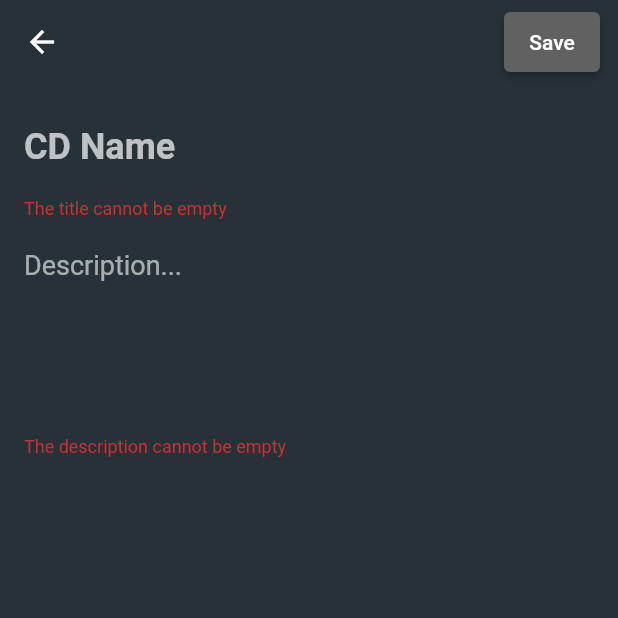
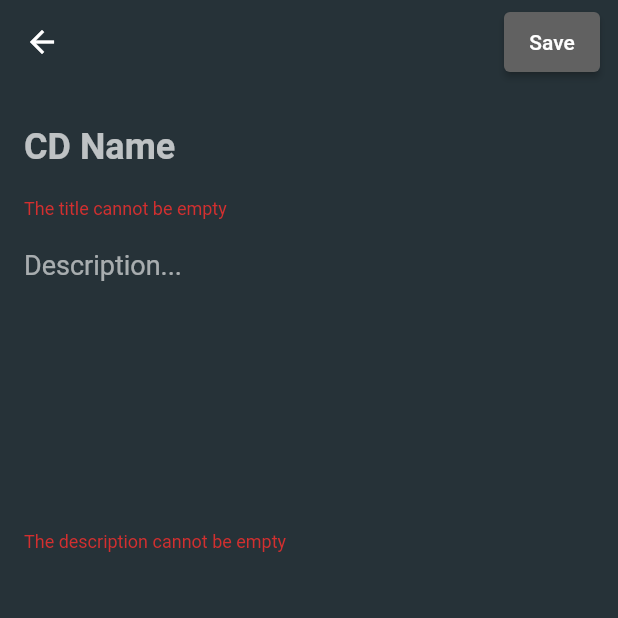
Before and after one commit to datdo7549/flutter_cd, a Flutter app: the AddEditNotePage screen opened directly, after a tap on "Save", on a phone screen of 412 x 824 dp, the top half of it. Run offline on Flutter 3.47's test engine with Material 2 defaults, Android fonts, the phone set to English and light mode, and no system bars; our stand-ins replace sqflite; accounts and stored records are empty.

Commit message:
Fix bugs

```diff
--- a/lib/page/note_detail_page.dart
+++ b/lib/page/note_detail_page.dart
@@ -64,7 +64,8 @@ class _NoteDetailPageState extends State<NoteDetailPage> {
                     Text(
                       note.description,
                       style: TextStyle(color: Colors.white70, fontSize: 18),
-                    )
+                    ),
+                    Image.asset('assets/images/spider_man.jpg'),
                   ],
                 ),
               ),
--- a/lib/widget/note_form_widget.dart
+++ b/lib/widget/note_form_widget.dart
@@ -36,7 +36,7 @@ class NoteFormWidget extends StatelessWidget {
               buildTitle(),
               SizedBox(height: 8),
               buildDescription(),
-              SizedBox(height: 16),
+              SizedBox(height: 25),
             ],
           ),
         ),
@@ -61,7 +61,7 @@ class NoteFormWidget extends StatelessWidget {
       );
 
   Widget buildDescription() => TextFormField(
-        maxLines: 5,
+        maxLines: 8,
         initialValue: description,
         style: TextStyle(color: Colors.white60, fontSize: 18),
         decoration: InputDecoration(
--- a/pubspec.yaml
+++ b/pubspec.yaml
@@ -49,3 +49,5 @@ dev_dependencies:
   flutter_lints: ^1.0.0
 flutter:
   uses-material-design: true
+  assets:
+    - assets/images/spider_man.jpg
```
Also changed, not shown: assets/images/spider_man.jpg (added).
